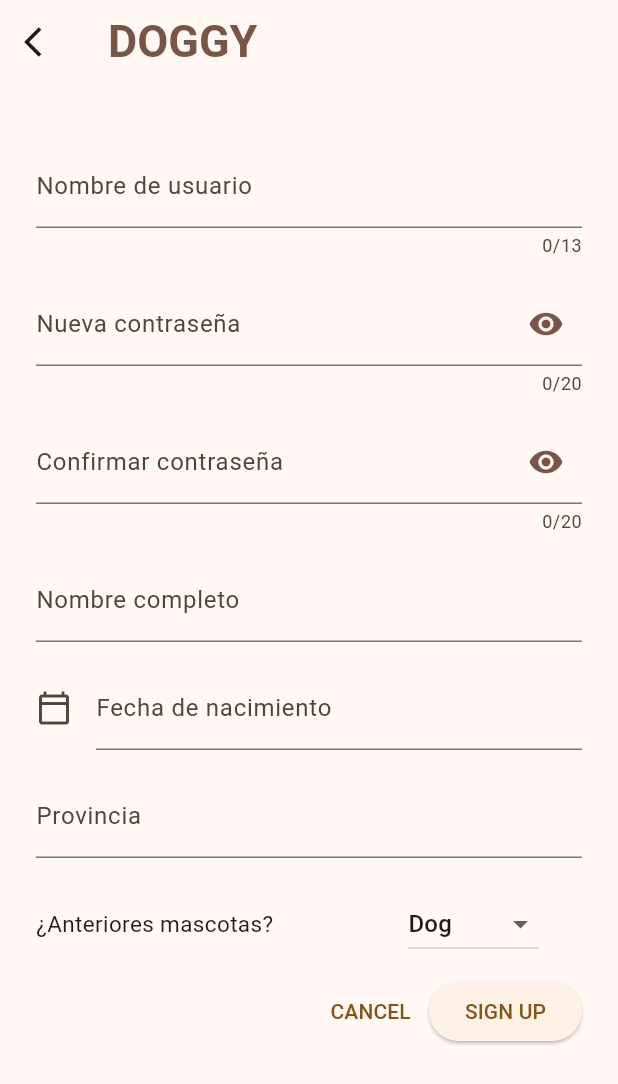
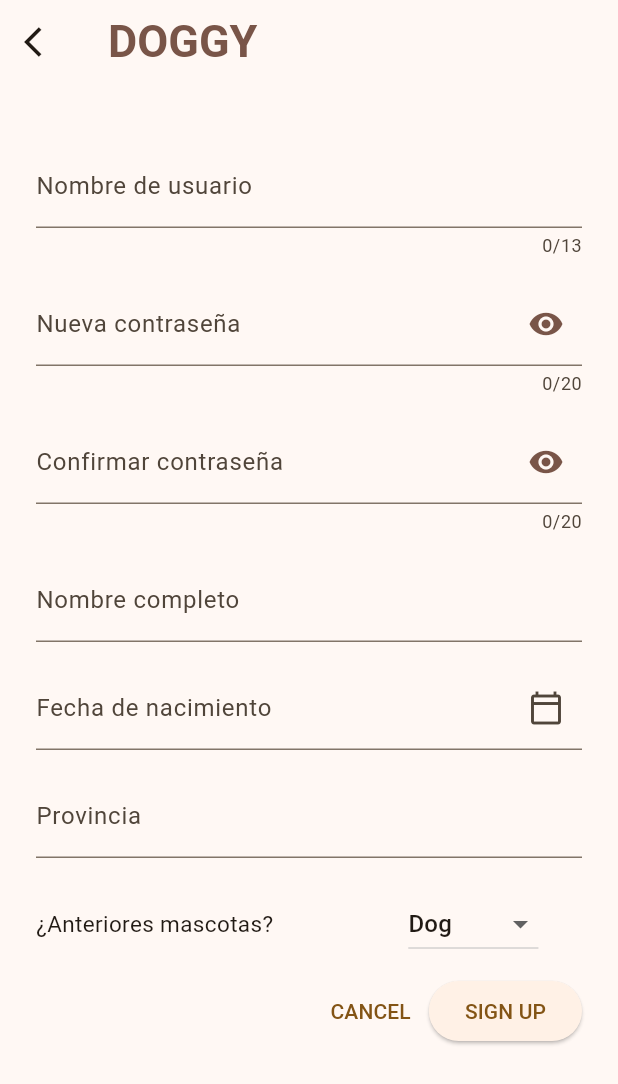
Before and after one commit to saandrsm/puppy_match, a Flutter app: the RegisterPage screen opened by its route, on a phone screen of 412 x 824 dp. Shown: the top 1084 px of the screen. Run offline on Flutter 3.47's test engine with Material 2 defaults, Android fonts, the phone set to English and light mode, and no system bars; our stand-ins replace dropdown_textfield.

Commit message:
calendario hecho

```diff
--- a/lib/supplemental/register.dart
+++ b/lib/supplemental/register.dart
@@ -160,7 +160,7 @@ class _RegisterPageState extends State<RegisterPage> {
             TextFormField(
               controller: _dateController,
               decoration: const InputDecoration(
-                icon: Icon(Icons.calendar_today_outlined),
+                suffixIcon: Icon(Icons.calendar_today_outlined),
                 filled: false,
                 labelText: 'Fecha de nacimiento',
               ),
```
